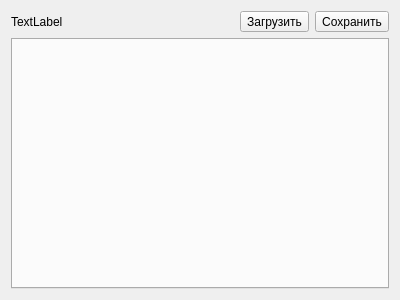
First picture: the form in src/SettingsWindow.ui, repository sabudilovskiy/MagicBoxReduxCmake, before the edit.
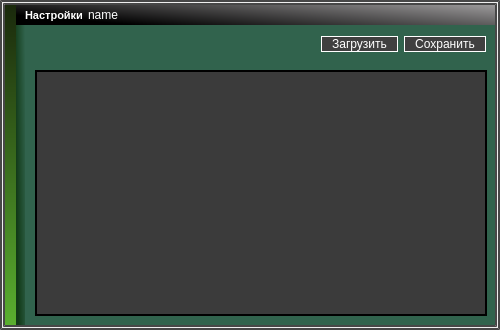
Second picture: the form after the edit. Icons and pictures are not drawn.

Commit message: BetaDesign for SettingsWindow

```diff
--- a/src/SettingsWindow.ui
+++ b/src/SettingsWindow.ui
@@ -6,68 +6,417 @@
    <rect>
     <x>0</x>
     <y>0</y>
-    <width>400</width>
-    <height>300</height>
+    <width>500</width>
+    <height>330</height>
    </rect>
   </property>
+  <property name="maximumSize">
+   <size>
+    <width>16777215</width>
+    <height>16777215</height>
+   </size>
+  </property>
   <property name="windowTitle">
    <string>Form</string>
   </property>
-  <layout class="QVBoxLayout" name="verticalLayout">
+  <property name="windowIcon">
+   <iconset resource="../resources/resources.qrc">
+    <normaloff>:/icons/MagicBoxRedux</normaloff>:/icons/MagicBoxRedux</iconset>
+  </property>
+  <property name="styleSheet">
+   <string notr="true">QWidget#SettingsWindow{
+	border: 5px double #474747;
+}</string>
+  </property>
+  <layout class="QHBoxLayout" name="main_layout" stretch="1,30">
+   <property name="spacing">
+    <number>0</number>
+   </property>
+   <property name="leftMargin">
+    <number>0</number>
+   </property>
+   <property name="topMargin">
+    <number>0</number>
+   </property>
+   <property name="rightMargin">
+    <number>0</number>
+   </property>
+   <property name="bottomMargin">
+    <number>0</number>
+   </property>
    <item>
-    <layout class="QHBoxLayout" name="horizontalLayout_2">
-     <item>
-      <widget class="QLabel" name="name">
-       <property name="text">
-        <string>TextLabel</string>
-       </property>
-      </widget>
-     </item>
-     <item>
-      <spacer name="horizontalSpacer">
-       <property name="orientation">
-        <enum>Qt::Horizontal</enum>
-       </property>
-       <property name="sizeHint" stdset="0">
-        <size>
-         <width>40</width>
-         <height>20</height>
-        </size>
-       </property>
-      </spacer>
-     </item>
-     <item>
-      <widget class="QToolButton" name="load_button">
-       <property name="text">
-        <string>Загрузить</string>
-       </property>
-      </widget>
-     </item>
-     <item>
-      <widget class="QToolButton" name="save_button">
-       <property name="text">
-        <string>Сохранить</string>
-       </property>
-      </widget>
-     </item>
-    </layout>
+    <widget class="QWidget" name="verticalLayout_gradient" native="true">
+     <property name="styleSheet">
+      <string notr="true">QWidget{
+
+}</string>
+     </property>
+     <layout class="QVBoxLayout" name="verticalLayout_gradient_layout">
+      <property name="leftMargin">
+       <number>5</number>
+      </property>
+      <property name="topMargin">
+       <number>5</number>
+      </property>
+      <property name="rightMargin">
+       <number>0</number>
+      </property>
+      <property name="bottomMargin">
+       <number>5</number>
+      </property>
+      <item>
+       <widget class="QWidget" name="widget" native="true">
+        <property name="styleSheet">
+         <string notr="true">background-color : qlineargradient(spread:pad, x1:1, y1:1, x2:1, y2:0, stop:0 #5aaf2f, stop:1 #1a290c)</string>
+        </property>
+       </widget>
+      </item>
+     </layout>
+    </widget>
    </item>
    <item>
-    <layout class="QHBoxLayout" name="horizontalLayout">
-     <item>
-      <widget class="QTabWidget" name="tabWidget">
-       <property name="styleSheet">
-        <string notr="true">QTabBar{
-background-color:#282828;
+    <widget class="QWidget" name="vlayout_top_panel_content" native="true">
+     <property name="styleSheet">
+      <string notr="true">QWidget{
+border: none;
+}</string>
+     </property>
+     <layout class="QVBoxLayout" name="vlayout_top_panel_content_layout" stretch="1,50">
+      <property name="spacing">
+       <number>0</number>
+      </property>
+      <property name="leftMargin">
+       <number>0</number>
+      </property>
+      <property name="topMargin">
+       <number>5</number>
+      </property>
+      <property name="rightMargin">
+       <number>5</number>
+      </property>
+      <property name="bottomMargin">
+       <number>5</number>
+      </property>
+      <item>
+       <widget class="QWidget" name="hwidget_top_panel" native="true">
+        <property name="maximumSize">
+         <size>
+          <width>16777215</width>
+          <height>16777215</height>
+         </size>
+        </property>
+        <property name="styleSheet">
+         <string notr="true">QWidget{
+background-color: qlineargradient(spread:pad, x1:0, y1:0.5, x2:1, y2:0, stop:0 rgba(0, 0, 0, 255), stop:1 rgb(156, 154, 155));
 }
-QTabWidget::tab-bar::tab{
-background-color:#282828;
+QLabel, QToolButton{
+background-color: rgba(255, 255, 255, 0);
+color: rgb(255, 255, 255);
+padding: 0px;
+}</string>
+        </property>
+        <layout class="QHBoxLayout" name="hlayout_top_panel">
+         <property name="spacing">
+          <number>5</number>
+         </property>
+         <property name="sizeConstraint">
+          <enum>QLayout::SetDefaultConstraint</enum>
+         </property>
+         <property name="leftMargin">
+          <number>9</number>
+         </property>
+         <property name="topMargin">
+          <number>0</number>
+         </property>
+         <property name="rightMargin">
+          <number>5</number>
+         </property>
+         <property name="bottomMargin">
+          <number>0</number>
+         </property>
+         <item>
+          <widget class="QLabel" name="label">
+           <property name="sizePolicy">
+            <sizepolicy hsizetype="Preferred" vsizetype="Preferred">
+             <horstretch>0</horstretch>
+             <verstretch>0</verstretch>
+            </sizepolicy>
+           </property>
+           <property name="font">
+            <font>
+             <pointsize>8</pointsize>
+             <bold>true</bold>
+            </font>
+           </property>
+           <property name="styleSheet">
+            <string notr="true"/>
+           </property>
+           <property name="text">
+            <string>Настройки</string>
+           </property>
+          </widget>
+         </item>
+         <item>
+          <widget class="QLabel" name="label_name">
+           <property name="text">
+            <string>name</string>
+           </property>
+          </widget>
+         </item>
+         <item>
+          <spacer name="horizontalSpacer">
+           <property name="orientation">
+            <enum>Qt::Horizontal</enum>
+           </property>
+           <property name="sizeType">
+            <enum>QSizePolicy::Expanding</enum>
+           </property>
+           <property name="sizeHint" stdset="0">
+            <size>
+             <width>40</width>
+             <height>20</height>
+            </size>
+           </property>
+          </spacer>
+         </item>
+         <item>
+          <widget class="QToolButton" name="toolButton_minimize">
+           <property name="font">
+            <font>
+             <pointsize>9</pointsize>
+            </font>
+           </property>
+           <property name="styleSheet">
+            <string notr="true">QToolButton{
+image: url(:/icons/ButtonHide);
+background-color: rgba(255, 255, 255, 0);
+padding: 0px;
+}
+QToolButton:pressed{
+image:url(:/icons/ButtonHideDown);
+}</string>
+           </property>
+           <property name="text">
+            <string/>
+           </property>
+           <property name="iconSize">
+            <size>
+             <width>17</width>
+             <height>17</height>
+            </size>
+           </property>
+          </widget>
+         </item>
+         <item>
+          <widget class="QToolButton" name="toolButton_exit">
+           <property name="styleSheet">
+            <string notr="true">QToolButton{
+image: url(:/icons/ButtonExitNormal);
+background-color: rgba(255, 255, 255, 0);
+padding: 0px;
+}
+QToolButton:pressed{
+image: url(:/icons/ButtonExitDown);
+}</string>
+           </property>
+           <property name="text">
+            <string/>
+           </property>
+           <property name="iconSize">
+            <size>
+             <width>17</width>
+             <height>17</height>
+            </size>
+           </property>
+          </widget>
+         </item>
+        </layout>
+       </widget>
+      </item>
+      <item>
+       <layout class="QHBoxLayout" name="hlayout_shadow_content" stretch="1,50">
+        <property name="spacing">
+         <number>0</number>
+        </property>
+        <item>
+         <widget class="QWidget" name="shadow" native="true">
+          <property name="styleSheet">
+           <string notr="true">background-color : qlineargradient(spread:pad, x1:0, y1:0.5, x2:1, y2:0, stop:0 #113916, stop:1 #31634d)</string>
+          </property>
+         </widget>
+        </item>
+        <item>
+         <widget class="QWidget" name="vlayout_content" native="true">
+          <property name="styleSheet">
+           <string notr="true">QWidget{
+background-color: #31634d;
+}
+QPushButton{
+background-color: rgb(64, 64, 64);
+color: rgb(255, 255, 255);
+border: solid;
+border-color: rgb(0, 0, 0);
+border-width: 1px;
+}</string>
+          </property>
+          <layout class="QVBoxLayout" name="vlayout_content_layout" stretch="1,20">
+           <property name="spacing">
+            <number>0</number>
+           </property>
+           <property name="leftMargin">
+            <number>10</number>
+           </property>
+           <property name="topMargin">
+            <number>8</number>
+           </property>
+           <property name="rightMargin">
+            <number>8</number>
+           </property>
+           <item>
+            <widget class="QWidget" name="hlayout_buttons_load_save" native="true">
+             <property name="styleSheet">
+              <string notr="true">QPushButton{
+background-color: rgb(64, 64, 64);
+color: white;
+border: solid;
+border-color: white;
+border-width: 1px;
+padding-left: 10px;
+padding-right: 10px;
+}</string>
+             </property>
+             <layout class="QHBoxLayout" name="hlayout_buttons_load_save_layout">
+              <property name="leftMargin">
+               <number>1</number>
+              </property>
+              <property name="topMargin">
+               <number>1</number>
+              </property>
+              <property name="rightMargin">
+               <number>1</number>
+              </property>
+              <property name="bottomMargin">
+               <number>1</number>
+              </property>
+              <item>
+               <spacer name="horizontalSpacer_2">
+                <property name="orientation">
+                 <enum>Qt::Horizontal</enum>
+                </property>
+                <property name="sizeHint" stdset="0">
+                 <size>
+                  <width>40</width>
+                  <height>20</height>
+                 </size>
+                </property>
+               </spacer>
+              </item>
+              <item>
+               <widget class="QPushButton" name="load_button">
+                <property name="styleSheet">
+                 <string notr="true"/>
+                </property>
+                <property name="text">
+                 <string>Загрузить</string>
+                </property>
+               </widget>
+              </item>
+              <item>
+               <widget class="QPushButton" name="save_button">
+                <property name="text">
+                 <string>Сохранить</string>
+                </property>
+               </widget>
+              </item>
+             </layout>
+            </widget>
+           </item>
+           <item>
+            <widget class="QWidget" name="hlayout_tabWidget" native="true">
+             <layout class="QHBoxLayout" name="hlayout_tabWidget_layout">
+              <property name="leftMargin">
+               <number>0</number>
+              </property>
+              <property name="topMargin">
+               <number>15</number>
+              </property>
+              <property name="rightMargin">
+               <number>0</number>
+              </property>
+              <property name="bottomMargin">
+               <number>0</number>
+              </property>
+              <item>
+               <widget class="QTabWidget" name="tabWidget">
+                <property name="styleSheet">
+                 <string notr="true">QTabWidget:pane{
+color:black;
+background-color:#3b3b3b;
+border-color: black;
+border: 2px solid;
+margin-top:0px;
+}
+QWidget{
+background-color:#3b3b3b;
 color:white;
+}
+QTabWidget{
+border-color: rgb(18, 18, 18);
+}
+QTabBar{
+background-color: rgb(0, 0, 0);
+}
+QTabBar::tab{
+background-color: #272828;
+border-color: black;
+border-style: solid;
+border-width: 1px 1px 0px 0px;
+}
+QTabBar::tab:first{
+border-left-width: 1px;
+}
+QTabBar::tab:selected{
+background-color: #3b3b3b;
+font-size:10em;
+}
+QTabBar::tab:hover{
+background-color: #3b3b3b;
+}
+QToolButton{
+	background-color: rgb(64, 64, 64);
+	color: white;
+	border: solid;
+	border-color: white;
+	border-width: 1px;
+	padding-left: 10px;
+	padding-right: 10px;
+	max-width:28px;
+}
+QAbstractSpinBox, QTextEdit, QComboBox{
+background-color: #292829;
+border-color: #5f5f5f;
+border: 1px solid;
+}
+QAbstractSpinBox, QTextEdit, QComboBox, QToolButton, QLabel{
+	min-height:28px;
+	vertical-align:middle;
 }</string>
-       </property>
-      </widget>
-     </item>
-    </layout>
+                </property>
+                <property name="currentIndex">
+                 <number>-1</number>
+                </property>
+               </widget>
+              </item>
+             </layout>
+            </widget>
+           </item>
+          </layout>
+         </widget>
+        </item>
+       </layout>
+      </item>
+     </layout>
+    </widget>
    </item>
   </layout>
  </widget>
```
Left out of the diff: 9 changed lines with no effect on the pictures. The commit also changes 6 other files.
